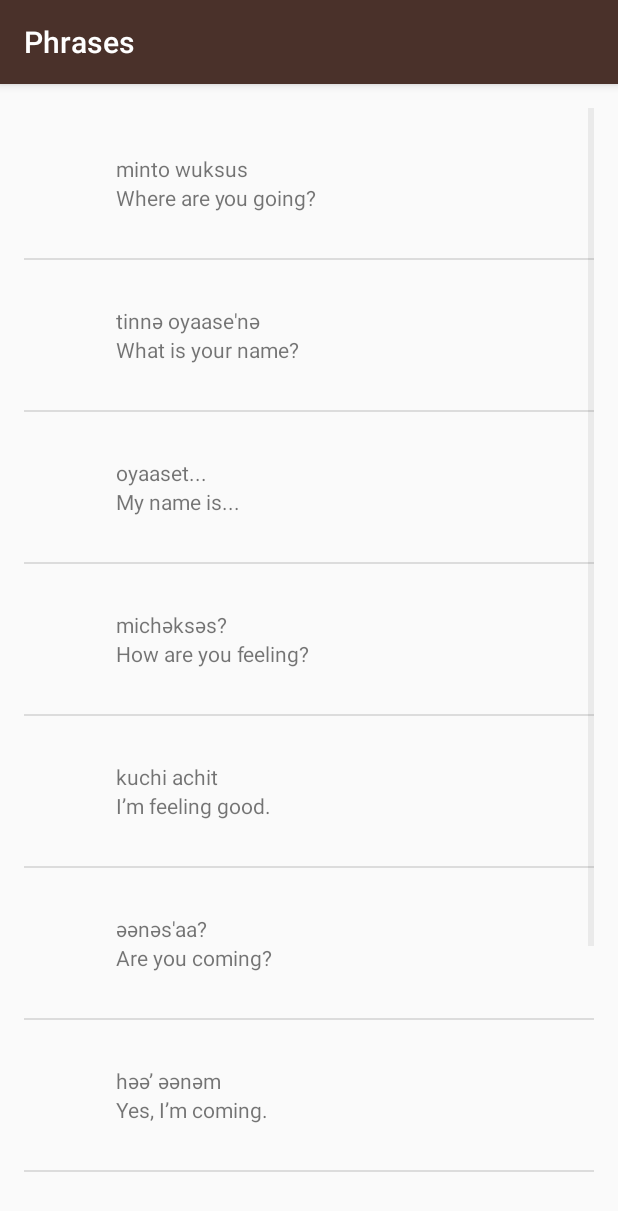
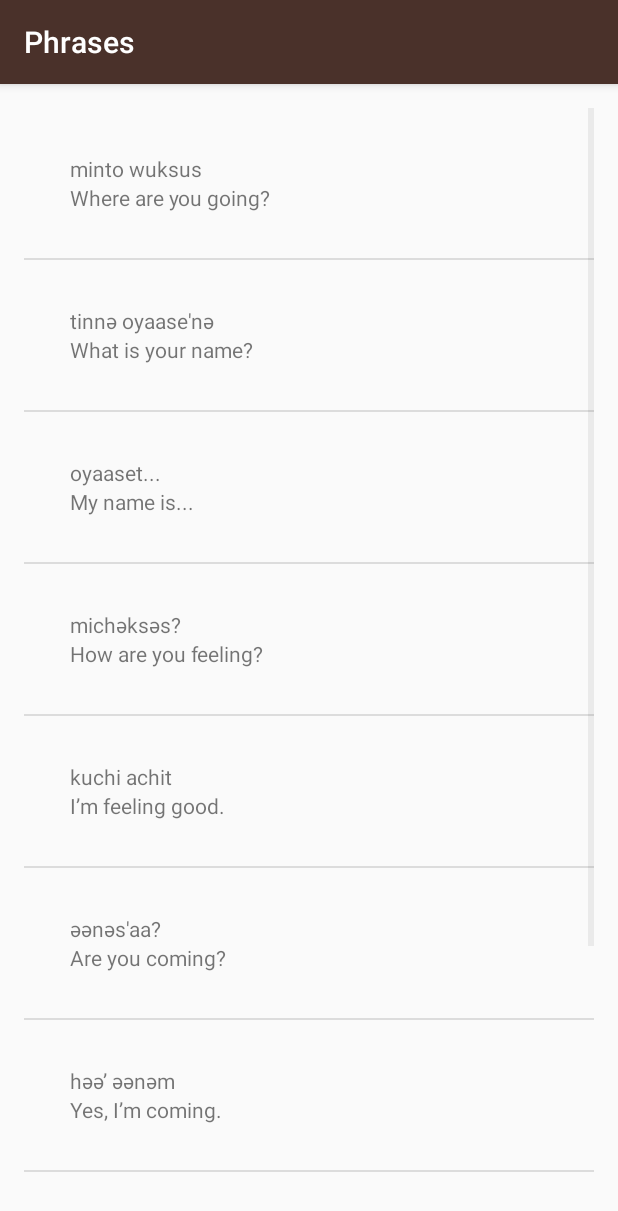
Before and after one commit to nehabalaji/miwok, an Android app: the phrasesactivity screen opened directly, with no data from a screen before it, on a phone screen of 412 x 824 dp. Shown: the top 1211 px of the screen. Run offline under Robolectric (Android 15) with nearby library versions, the phone set to English and light mode, and no system bars.

Commit message:
Remove images from PhrasesActivity

```diff
--- a/app/src/main/java/com/example/android/miwok/Word.java
+++ b/app/src/main/java/com/example/android/miwok/Word.java
@@ -1,11 +1,13 @@
 package com.example.android.miwok;
 
 public class Word {
+
+
+    private int mImageResourceId = No_Image_Id;
+    private static final int No_Image_Id = 0;
     private String mDefaulttranslation;
-
     private String mMiwoktranslation;
 
-    private int mImageResourceId;
 
     public String getmDefaulttranslation() {
         return mDefaulttranslation;
@@ -15,20 +17,23 @@ public class Word {
         return mMiwoktranslation;
     }
 
-    public int getmImageResourceId(){
+    public int getmImageResourceId() {
         return mImageResourceId;
     }
 
-    public Word(String DefaultTranslation, String Miwoktranslation){
+
+    public Word(String DefaultTranslation, String Miwoktranslation) {
         mDefaulttranslation = DefaultTranslation;
         mMiwoktranslation = Miwoktranslation;
-
     }
 
-    public Word(String DefaultTranslation, String MiwokTranslation, int ImageResourceId){
+    public Word(String DefaultTranslation, String MiwokTranslation, int ImageResourceId) {
         mDefaulttranslation = DefaultTranslation;
         mMiwoktranslation = MiwokTranslation;
         mImageResourceId = ImageResourceId;
+    }
 
+    public boolean hasImage(){
+        return mImageResourceId!=No_Image_Id;
     }
 }
--- a/app/src/main/java/com/example/android/miwok/WordAdapter.java
+++ b/app/src/main/java/com/example/android/miwok/WordAdapter.java
@@ -2,23 +2,21 @@ package com.example.android.miwok;
 
 import android.content.Context;
 import android.support.annotation.NonNull;
+import android.util.Log;
 import android.view.LayoutInflater;
 import android.view.View;
 import android.view.ViewGroup;
 import android.widget.ArrayAdapter;
 import android.widget.ImageView;
 import android.widget.TextView;
+import android.widget.Toast;
 
 import java.util.ArrayList;
 
 public class WordAdapter extends ArrayAdapter<Word> {
-
-
     public WordAdapter( Context context, ArrayList<Word> words) {
         super(context,0, words);
     }
-
-
     @NonNull
     @Override
     public View getView(int position,  View convertView,  ViewGroup parent) {
@@ -35,12 +33,15 @@ public class WordAdapter extends ArrayAdapter<Word> {
                  TextView defaulttextView = (TextView) listItemView.findViewById(R.id.tv2);
                  defaulttextView.setText(word.getmDefaulttranslation());
 
-        ImageView imageView =(ImageView) listItemView.findViewById(R.id.list_item1);
-        imageView.setImageResource(word.getmImageResourceId());
-
-
-
-
+                ImageView imageView = (ImageView) listItemView.findViewById(R.id.list_item1);
+                if(word.hasImage()){
+                    imageView.setImageResource(word.getmImageResourceId());
+                    imageView.setVisibility(View.VISIBLE);
+                }
+                else
+                {
+                    imageView.setVisibility(View.GONE);
+                }
 
         return listItemView;
     }
--- a/app/src/main/java/com/example/android/miwok/colorsactivity.java
+++ b/app/src/main/java/com/example/android/miwok/colorsactivity.java
@@ -12,7 +12,7 @@ public class colorsactivity extends AppCompatActivity {
     protected void onCreate(Bundle savedInstanceState) {
         super.onCreate(savedInstanceState);
         setContentView(R.layout.word_list);
-        ArrayList<Word> color = new ArrayList<>();
+        final ArrayList<Word> color = new ArrayList<>();
         color.add(new Word("red","weṭeṭṭi",R.drawable.color_red));
         color.add(new Word("green","chokokki",R.drawable.color_green));
         color.add(new Word("brown","ṭakaakki",R.drawable.color_brown));
--- a/app/src/main/java/com/example/android/miwok/familyactivity.java
+++ b/app/src/main/java/com/example/android/miwok/familyactivity.java
@@ -25,7 +25,6 @@ public class familyactivity extends AppCompatActivity {
         family.add(new Word("grandmother","ama",R.drawable.family_grandmother));
         family.add(new Word("grandfather","paapa",R.drawable.family_grandfather));
 
-
         WordAdapter adapter3 = new WordAdapter(this, family);
         ListView listView3 =(ListView) findViewById(R.id.list);
         assert listView3 != null;
--- a/app/src/main/java/com/example/android/miwok/phrasesactivity.java
+++ b/app/src/main/java/com/example/android/miwok/phrasesactivity.java
@@ -13,7 +13,7 @@ public class phrasesactivity extends AppCompatActivity {
     protected void onCreate(Bundle savedInstanceState) {
         super.onCreate(savedInstanceState);
         setContentView(R.layout.word_list);
-        ArrayList<Word> phrase = new ArrayList<>();
+        final ArrayList<Word> phrase = new ArrayList<>();
         phrase.add(new Word("Where are you going?","minto wuksus"));
         phrase.add(new Word("What is your name?","tinnә oyaase'nә"));
         phrase.add(new Word("My name is...","oyaaset..."));
--- a/app/src/main/res/layout/list_item.xml
+++ b/app/src/main/res/layout/list_item.xml
@@ -10,7 +10,6 @@
     <ImageView
         android:layout_width="wrap_content"
         android:layout_height="wrap_content"
-        tools:text="image"
         android:padding="15dp"
         android:id="@+id/list_item1"
         />
```
Also changed, not shown: app/src/main/java/com/example/android/miwok/numbersactivity.java (+3 -5 lines).
